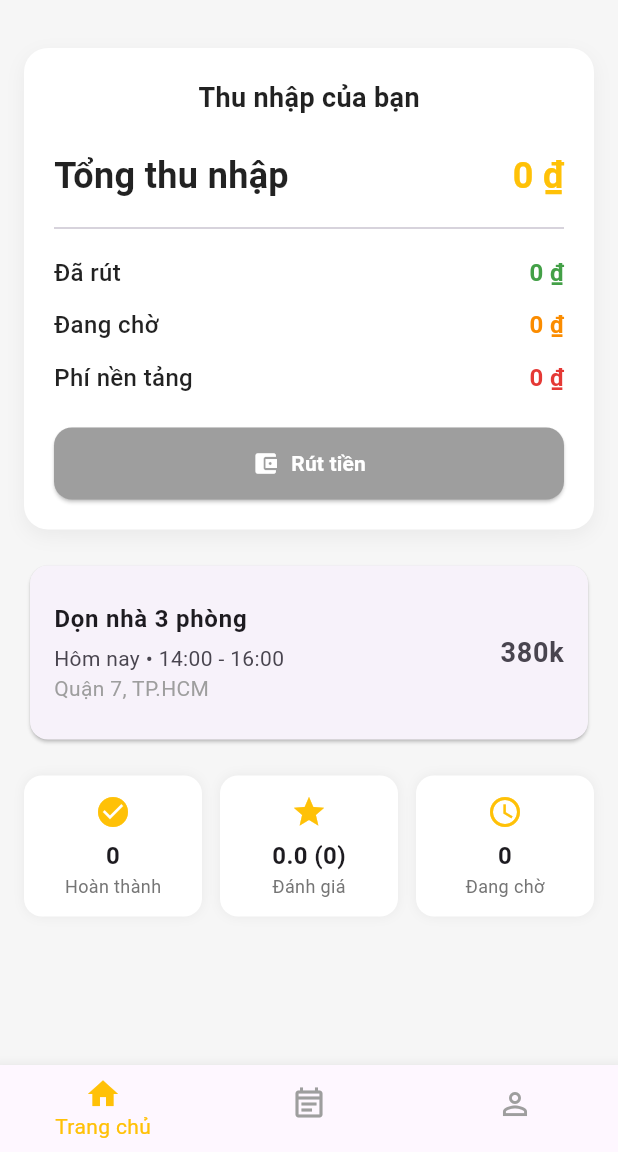
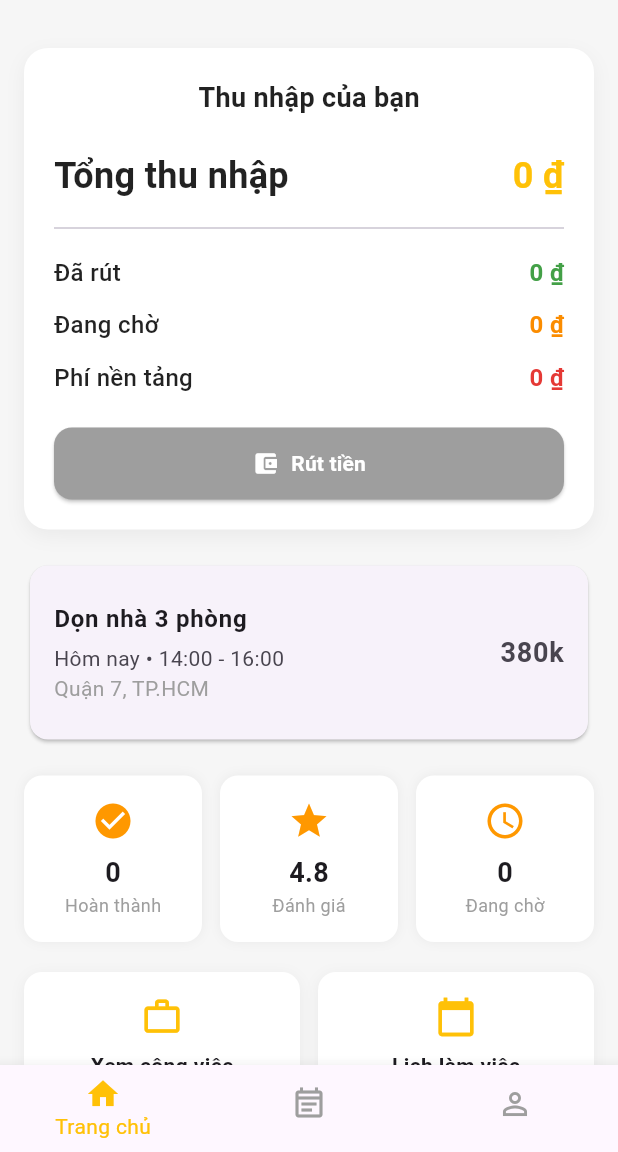
Before and after one commit to hthyen/TidyBee, a Flutter app: the HelperHomeScreen screen opened by its route, after a tap on "Dọn nhà 3 phòng", on a phone screen of 412 x 824 dp, the part 84-1236 px from its top. Run offline on Flutter 3.47's test engine with Material 3 defaults, Android fonts, the phone set to English and light mode, and no system bars; our stand-ins replace carousel_slider, flutter_dotenv, geocoding, geolocator, go_router, shared_preferences and 1 more; accounts and stored records are empty; network calls fail.

Commit message:
push code

```diff
--- a/tidybee_fe_app/lib/features/chat/services/chat_service.dart
+++ b/tidybee_fe_app/lib/features/chat/services/chat_service.dart
@@ -4,7 +4,7 @@ import 'package:tidybee_fe_app/features/chat/model/chat_room.dart';
 import 'package:tidybee_fe_app/features/chat/model/chat_message.dart';
 
 class ChatService {
-  final String baseUrl = 'http://15.134.86.67:8080';
+  final String baseUrl = 'http://3.27.95.248:8080';
   final String token;
   final String currentUserId;
 
--- a/tidybee_fe_app/lib/features/customer/services/customer_services.dart
+++ b/tidybee_fe_app/lib/features/customer/services/customer_services.dart
@@ -4,7 +4,7 @@ import 'package:flutter_dotenv/flutter_dotenv.dart';
 import 'package:tidybee_fe_app/features/customer/model/customer.dart';
 
 class CustomerService {
-  final String baseUrl = dotenv.env['API_CUSTOMER'] ?? '';
+  final String baseUrl = dotenv.env['API_PROFILE_CUSTOMER'] ?? '';
 
   // Future - asynchronous get customer by id
   Future<Customer?> getCustomer(String token, String customerId) async {
--- a/tidybee_fe_app/lib/features/helper/screens/helper_home/helper_home_screen.dart
+++ b/tidybee_fe_app/lib/features/helper/screens/helper_home/helper_home_screen.dart
@@ -1,7 +1,7 @@
 import 'package:flutter/material.dart';
 import 'package:shared_preferences/shared_preferences.dart';
 import 'package:tidybee_fe_app/core/theme/app_colors.dart';
-import 'package:tidybee_fe_app/core/common_services/utils_method.dart';
+// import 'package:tidybee_fe_app/core/common_services/format_money.dart';
 import 'package:tidybee_fe_app/features/helper/model/helper.dart';
 import 'package:tidybee_fe_app/features/helper/services/helper_services.dart';
 import 'package:tidybee_fe_app/features/helper/services/earnings_service.dart';
@@ -9,7 +9,7 @@ import 'package:tidybee_fe_app/features/helper/model/earnings/earnings_statistic
 import 'package:tidybee_fe_app/features/helper/widgets/helper_home/incomplete_profile_box.dart';
 import 'package:tidybee_fe_app/features/helper/widgets/helper_home/quick_stats_row.dart';
 import 'package:tidybee_fe_app/features/helper/widgets/helper_home/upcoming_job_card.dart';
-import 'package:tidybee_fe_app/features/helper/model/helper_profile_summary_model.dart';
+import 'package:tidybee_fe_app/core/common_services/utils_method.dart';
 
 class HelperHomeScreen extends StatefulWidget {
   final String token;
@@ -25,7 +25,6 @@ class _HelperHomeScreenState extends State<HelperHomeScreen> {
 
   Helper? _helper;
   EarningsStatisticsModel? _earnings;
-  HelperProfileSummaryModel? _profileSummary;
   bool _isLoading = true;
   bool _isWithdrawing = false;
 
@@ -49,33 +48,19 @@ class _HelperHomeScreenState extends State<HelperHomeScreen> {
     setState(() => _isLoading = true);
 
     try {
-      final prefs = await SharedPreferences.getInstance();
-      final userId = prefs.getString('id');
-      if (userId == null) {
-        if (mounted) setState(() => _isLoading = false);
-        return;
-      }
-
-      // GỌI 3 API SONG SONG
-      final helper = await _helperService.getHelper(widget.token, userId);
+      final helper = await _fetchHelper();
       final earnings = await _earningsService.getEarningsStatistics(
         widget.token,
       );
-      final profileSummary = await _helperService.getHelperProfileSummary(
-        widget.token,
-        userId,
-      ); // THÊM
 
       if (mounted && !_isDisposed) {
         setState(() {
           _helper = helper;
           _earnings = earnings;
-          _profileSummary = profileSummary; // LƯU KẾT QUẢ
           _isLoading = false;
         });
       }
     } catch (e) {
-      print("Lỗi load data: $e");
       if (mounted && !_isDisposed) {
         setState(() => _isLoading = false);
       }
@@ -214,17 +199,17 @@ class _HelperHomeScreenState extends State<HelperHomeScreen> {
 
                   QuickStatsRow(
                     completedJobs: data?.completedBookings ?? 0,
-                    rating:
-                        _profileSummary?.data?.profile?.rating ?? 0.0, // TỪ API
-                    reviewCount:
-                        _profileSummary?.data?.profile?.reviewCount ??
-                        0, // TỪ API
+                    rating: 4.8,
                     pendingJobs: data?.totalBookings != null
                         ? (data!.totalBookings! - (data.completedBookings ?? 0))
                         : 0,
                   ),
 
                   const SizedBox(height: 20),
+
+                  _buildQuickActions(),
+
+                  const SizedBox(height: 80),
                 ],
               ),
             ),
@@ -339,6 +324,20 @@ class _HelperHomeScreenState extends State<HelperHomeScreen> {
     );
   }
 
+  Widget _buildQuickActions() {
+    return Row(
+      children: [
+        Expanded(
+          child: _actionButton(Icons.work_outline, "Xem công việc", () {}),
+        ),
+        const SizedBox(width: 12),
+        Expanded(
+          child: _actionButton(Icons.calendar_today, "Lịch làm việc", () {}),
+        ),
+      ],
+    );
+  }
+
   Widget _actionButton(IconData icon, String label, VoidCallback onTap) {
     return GestureDetector(
       onTap: onTap,
--- a/tidybee_fe_app/lib/features/helper/widgets/helper_home/quick_stats_row.dart
+++ b/tidybee_fe_app/lib/features/helper/widgets/helper_home/quick_stats_row.dart
@@ -1,17 +1,15 @@
+// features/helper/widgets/helper_home/quick_stats_row.dart
 import 'package:flutter/material.dart';
-import 'package:tidybee_fe_app/core/theme/app_colors.dart';
 
 class QuickStatsRow extends StatelessWidget {
   final int completedJobs;
   final double rating;
-  final int reviewCount; // THÊM
   final int pendingJobs;
 
   const QuickStatsRow({
     super.key,
     required this.completedJobs,
     required this.rating,
-    required this.reviewCount, // THÊM
     required this.pendingJobs,
   });
 
@@ -19,23 +17,19 @@ class QuickStatsRow extends StatelessWidget {
   Widget build(BuildContext context) {
     return Row(
       children: [
-        _buildStat("Hoàn thành", completedJobs.toString(), Icons.check_circle),
+        _statItem(Icons.check_circle, "$completedJobs", "Hoàn thành"),
         const SizedBox(width: 12),
-        _buildStat(
-          "Đánh giá",
-          "${rating.toStringAsFixed(1)} ($reviewCount)",
-          Icons.star,
-        ),
+        _statItem(Icons.star, rating.toStringAsFixed(1), "Đánh giá"),
         const SizedBox(width: 12),
-        _buildStat("Đang chờ", pendingJobs.toString(), Icons.schedule),
+        _statItem(Icons.schedule, "$pendingJobs", "Đang chờ"),
       ],
     );
   }
 
-  Widget _buildStat(String label, String value, IconData icon) {
+  Widget _statItem(IconData icon, String value, String label) {
     return Expanded(
       child: Container(
-        padding: const EdgeInsets.symmetric(vertical: 12),
+        padding: const EdgeInsets.symmetric(vertical: 16),
         decoration: BoxDecoration(
           color: Colors.white,
           borderRadius: BorderRadius.circular(12),
@@ -45,15 +39,15 @@ class QuickStatsRow extends StatelessWidget {
         ),
         child: Column(
           children: [
-            Icon(icon, color: AppColors.primary, size: 24),
-            const SizedBox(height: 6),
+            Icon(icon, color: Colors.orange, size: 28),
+            const SizedBox(height: 8),
             Text(
               value,
-              style: const TextStyle(fontSize: 16, fontWeight: FontWeight.bold),
+              style: const TextStyle(fontSize: 18, fontWeight: FontWeight.bold),
             ),
             Text(
               label,
-              style: TextStyle(fontSize: 12, color: Colors.grey[600]),
+              style: const TextStyle(fontSize: 12, color: Colors.grey),
             ),
           ],
         ),
```
Also changed, not shown: 1 other file.
